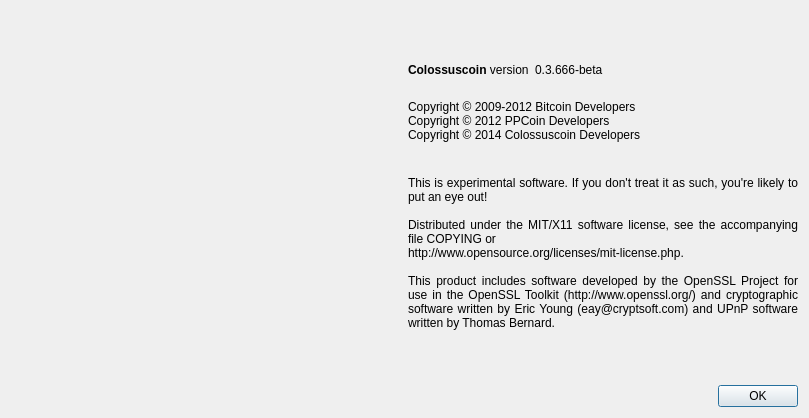
Crestington/Test7, file src/qt/forms/aboutdialog.ui: the form before one commit.
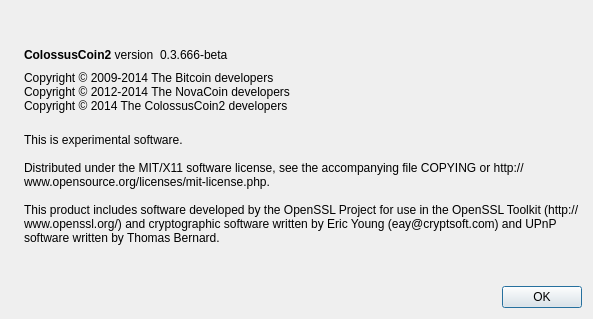
The form after the commit. Icons and pictures are not drawn.

The edit to the form file:
```diff
--- a/src/qt/forms/aboutdialog.ui
+++ b/src/qt/forms/aboutdialog.ui
@@ -6,8 +6,8 @@
    <rect>
     <x>0</x>
     <y>0</y>
-    <width>809</width>
-    <height>418</height>
+    <width>593</width>
+    <height>319</height>
    </rect>
   </property>
   <property name="windowTitle">
@@ -17,17 +17,11 @@
    <item>
     <widget class="QLabel" name="label_4">
      <property name="sizePolicy">
-      <sizepolicy hsizetype="Expanding" vsizetype="Preferred">
+      <sizepolicy hsizetype="Preferred" vsizetype="Ignored">
        <horstretch>0</horstretch>
        <verstretch>0</verstretch>
       </sizepolicy>
      </property>
-     <property name="maximumSize">
-      <size>
-       <width>400</width>
-       <height>400</height>
-      </size>
-     </property>
      <property name="pixmap">
       <pixmap resource="../bitcoin.qrc">:/images/about</pixmap>
      </property>
@@ -38,9 +32,6 @@
    </item>
    <item>
     <layout class="QVBoxLayout" name="verticalLayout_2">
-     <property name="sizeConstraint">
-      <enum>QLayout::SetDefaultConstraint</enum>
-     </property>
      <item>
       <spacer name="verticalSpacer_2">
        <property name="orientation">
@@ -62,7 +53,7 @@
           <cursorShape>IBeamCursor</cursorShape>
          </property>
          <property name="text">
-          <string>&lt;b&gt;Colossuscoin&lt;/b&gt; version</string>
+          <string>&lt;b&gt;ColossusCoin2&lt;/b&gt; version</string>
          </property>
          <property name="textInteractionFlags">
           <set>Qt::LinksAccessibleByMouse|Qt::TextSelectableByKeyboard|Qt::TextSelectableByMouse</set>
@@ -103,11 +94,9 @@
         <cursorShape>IBeamCursor</cursorShape>
        </property>
        <property name="text">
-        <string>
-Copyright © 2009-2012 Bitcoin Developers
-Copyright © 2012 PPCoin Developers
-Copyright © 2014 Colossuscoin Developers
-</string>
+        <string>Copyright © 2009-2014 The Bitcoin developers
+Copyright © 2012-2014 The NovaCoin developers
+Copyright © 2014 The ColossusCoin2 developers</string>
        </property>
        <property name="textInteractionFlags">
         <set>Qt::LinksAccessibleByMouse|Qt::TextSelectableByKeyboard|Qt::TextSelectableByMouse</set>
@@ -121,16 +110,12 @@
        </property>
        <property name="text">
         <string>
-This is experimental software. If you don't treat it as such, you're likely to put an eye out!
+This is experimental software.
 
-Distributed under the MIT/X11 software license, see the accompanying file COPYING or 
-http://www.opensource.org/licenses/mit-license.php.
+Distributed under the MIT/X11 software license, see the accompanying file COPYING or http://www.opensource.org/licenses/mit-license.php.
 
 This product includes software developed by the OpenSSL Project for use in the OpenSSL Toolkit (http://www.openssl.org/) and cryptographic software written by Eric Young (eay@cryptsoft.com) and UPnP software written by Thomas Bernard.</string>
        </property>
-       <property name="alignment">
-        <set>Qt::AlignJustify|Qt::AlignVCenter</set>
-       </property>
        <property name="wordWrap">
         <bool>true</bool>
        </property>
```
Left out of the diff: 5 changed lines with no effect on the pictures.
